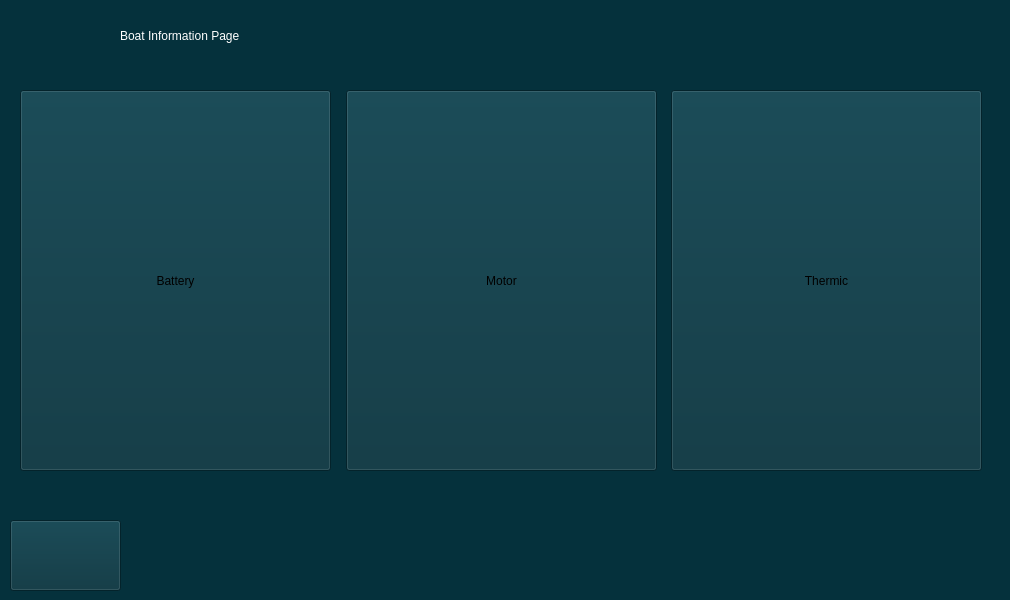
Above: apps/hpowerV2readvalues/boatinfowindow.ui from GiovanniRaseraF/santoka_qt before the change. Below: the same form after it.
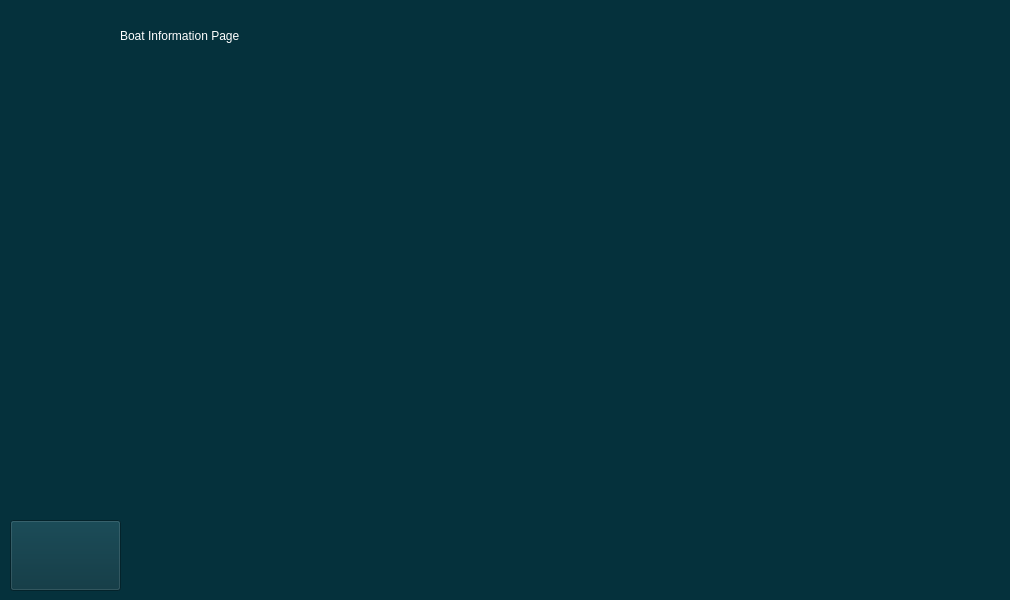
That is the form after the change. Icons and pictures are not drawn.

Commit message: hpv2read: added informations from channels and battery display on boatinfo

What changed in the file:
```diff
--- a/apps/hpowerV2readvalues/boatinfowindow.ui
+++ b/apps/hpowerV2readvalues/boatinfowindow.ui
@@ -59,60 +59,18 @@
       <x>20</x>
       <y>90</y>
       <width>971</width>
-      <height>391</height>
+      <height>401</height>
      </rect>
     </property>
     <layout class="QHBoxLayout" name="horizontalLayout">
      <item>
-      <widget class="QWidget" name="widget" native="true">
-       <widget class="QPushButton" name="pushButton_2">
-        <property name="geometry">
-         <rect>
-          <x>0</x>
-          <y>0</y>
-          <width>311</width>
-          <height>381</height>
-         </rect>
-        </property>
-        <property name="text">
-         <string>Battery</string>
-        </property>
-       </widget>
-      </widget>
+      <widget class="QWidget" name="holder_battery" native="true"/>
      </item>
      <item>
-      <widget class="QWidget" name="widget_2" native="true">
-       <widget class="QPushButton" name="pushButton_3">
-        <property name="geometry">
-         <rect>
-          <x>0</x>
-          <y>0</y>
-          <width>311</width>
-          <height>381</height>
-         </rect>
-        </property>
-        <property name="text">
-         <string>Motor</string>
-        </property>
-       </widget>
-      </widget>
+      <widget class="QWidget" name="holder_motor" native="true"/>
      </item>
      <item>
-      <widget class="QWidget" name="widget_3" native="true">
-       <widget class="QPushButton" name="pushButton_4">
-        <property name="geometry">
-         <rect>
-          <x>0</x>
-          <y>0</y>
-          <width>311</width>
-          <height>381</height>
-         </rect>
-        </property>
-        <property name="text">
-         <string>Thermic</string>
-        </property>
-       </widget>
-      </widget>
+      <widget class="QWidget" name="holder_generalinfo" native="true"/>
      </item>
     </layout>
    </widget>
```
The commit also changes 21 other files.
